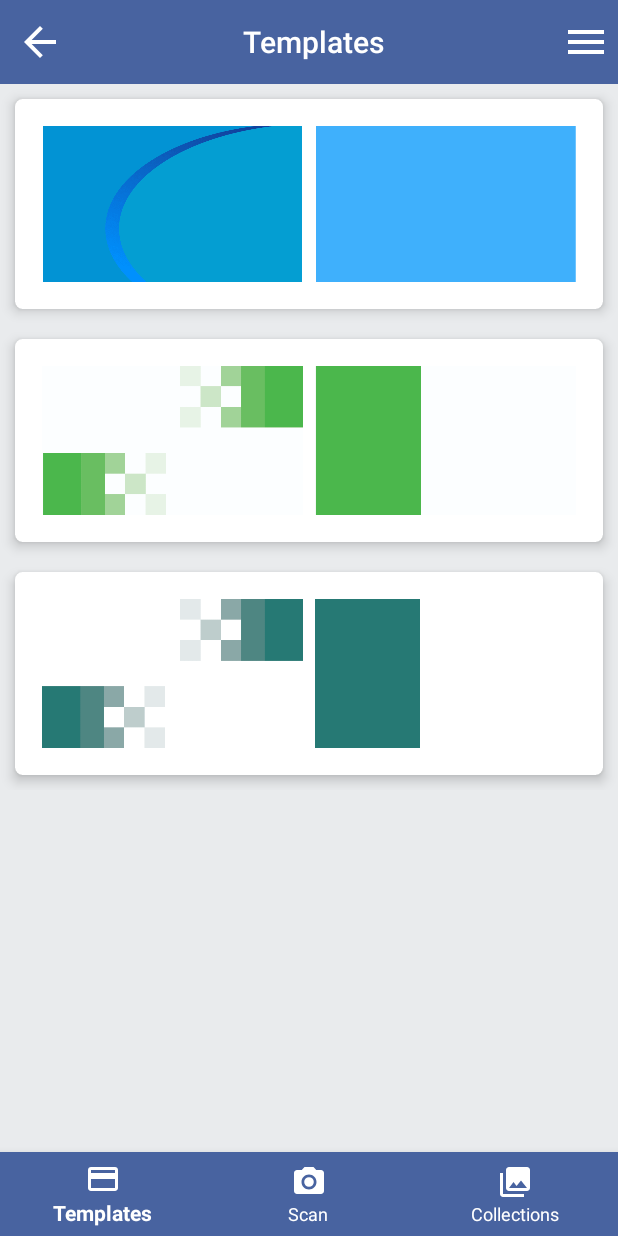
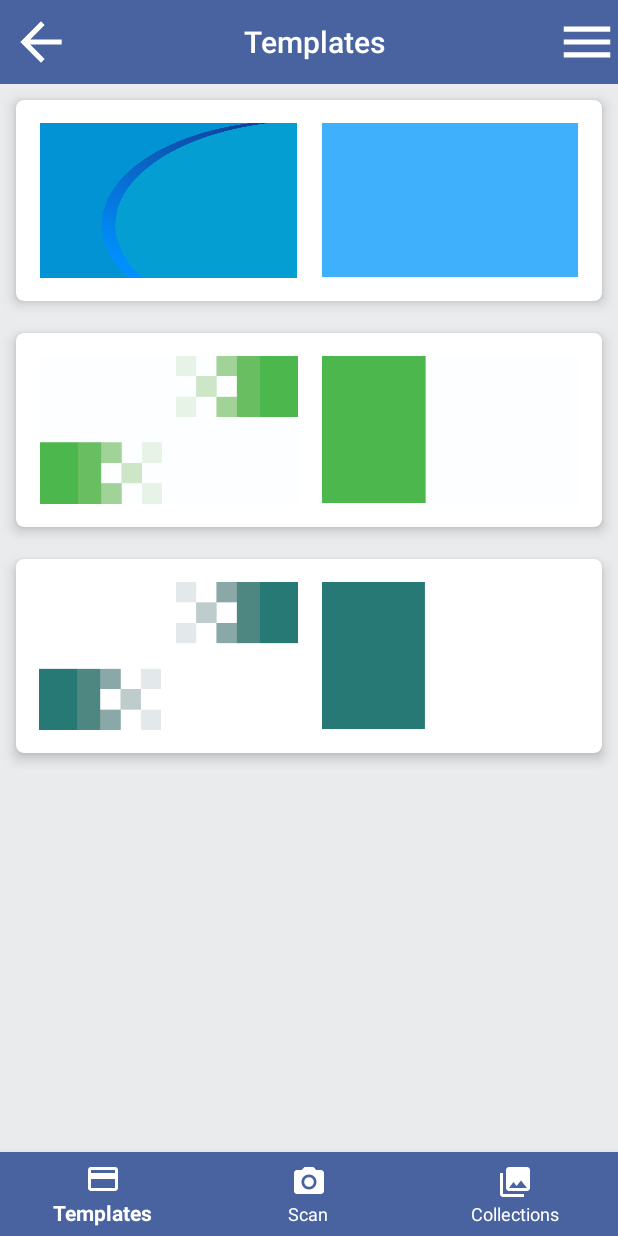
Before and after one commit to LowSpeeddevelopers/Easy_Business_Card_Final, an Android app: the MainActivity screen opened directly, with no data from a screen before it, on a phone screen of 412 x 824 dp. Run offline under Robolectric (Android 15) with nearby library versions, the phone set to English and light mode, and no system bars; our stand-ins replace sdp/ssp sizes.

Commit message:
Layout Fix

```diff
--- a/app/src/main/res/drawable/button_background_shape.xml
+++ b/app/src/main/res/drawable/button_background_shape.xml
@@ -1,6 +1,6 @@
 <?xml version="1.0" encoding="utf-8"?>
 <shape xmlns:android="http://schemas.android.com/apk/res/android">
-    <solid android:color="@color/color_notificationbar"/>
+    <solid android:color="#FFF"/>
 
     <padding android:left="1dp"
         android:top="1dp"
--- a/app/src/main/res/layout/actionbar.xml
+++ b/app/src/main/res/layout/actionbar.xml
@@ -12,15 +12,13 @@
 
     <LinearLayout
         android:layout_width="match_parent"
-        android:paddingStart="@dimen/_4sdp"
-        android:paddingEnd="@dimen/_4sdp"
         android:layout_height="match_parent"
         android:orientation="horizontal">
 
         <ImageView
-            android:layout_width="32dp"
+            android:layout_width="@dimen/_32sdp"
             android:layout_height="match_parent"
-            android:layout_marginStart="5dp"
+            android:layout_marginLeft="@dimen/_5sdp"
             android:src="@drawable/back"
             android:id="@+id/backbutton"/>
         <TextView
@@ -36,7 +34,7 @@
 
 
         <ImageView
-            android:layout_width="32dp"
+            android:layout_width="@dimen/_32sdp"
             android:layout_height="match_parent"
             android:src="@drawable/menu"
             android:id="@+id/navbutton"/>
--- a/app/src/main/res/layout/activity_main.xml
+++ b/app/src/main/res/layout/activity_main.xml
@@ -46,18 +46,19 @@
             android:orientation="vertical">
             <LinearLayout
                 android:layout_width="match_parent"
-                android:layout_height="240dp"
+                android:layout_height="@dimen/_205sdp"
                 android:gravity="center"
                 android:orientation="vertical"
                 android:background="@color/color_actionbar">
                 <ImageView
-                    android:layout_width="75dp"
-                     android:layout_height="75dp"
-                    android:src="@drawable/c"/>
+                    android:layout_width="@dimen/_75sdp"
+                     android:layout_height="@dimen/_70sdp"
+                    android:src="@drawable/ic_launcher_background"/>
                 <TextView
                     android:layout_width="match_parent"
                     android:layout_height="wrap_content"
                     android:text="Lee Ji-eun"
+                    android:textSize="@dimen/_12sdp"
                     android:textColor="#fff"
                     android:gravity="center"
                     android:textStyle="bold"/>
@@ -65,6 +66,7 @@
                     android:layout_width="match_parent"
                     android:layout_height="wrap_content"
                     android:textColor="#fff"
+                    android:textSize="@dimen/_12sdp"
                     android:text="LeeJieun@gmail.com"
                     android:gravity="center"/>
             </LinearLayout>
@@ -76,27 +78,27 @@
                 <androidx.cardview.widget.CardView
                     android:layout_width="match_parent"
                     android:layout_height="wrap_content"
-                    android:layout_margin="8dp"
-                    app:cardElevation="8dp"
-                    app:cardCornerRadius="5dp"
+                    android:layout_margin="@dimen/_6sdp"
+                    app:cardElevation="@dimen/_6sdp"
+                    app:cardCornerRadius="@dimen/_3sdp"
                     android:id="@+id/button_home">
                     <LinearLayout
                         android:layout_width="match_parent"
                         android:layout_height="wrap_content"
-                        android:padding="10dp"
+                        android:padding="@dimen/_9sdp"
                         android:orientation="horizontal">
                         <ImageView
-                            android:layout_width="20dp"
-                            android:layout_height="20dp"
+                            android:layout_width="@dimen/_17sdp"
+                            android:layout_height="@dimen/_17sdp"
                             android:src="@drawable/group_181"
                             android:layout_gravity="center" />
                         <TextView
                             android:layout_width="wrap_content"
                             android:layout_height="wrap_content"
-                            android:textSize="20sp"
                             android:textColor="#000"
                             android:layout_gravity="center"
-                            android:layout_marginLeft="10dp"
+                            android:layout_marginLeft="@dimen/_8sdp"
+                            android:textSize="@dimen/_16sdp"
                             android:text="Home"/>
                     </LinearLayout>
                 </androidx.cardview.widget.CardView>
@@ -104,108 +106,108 @@
                 <androidx.cardview.widget.CardView
                     android:layout_width="match_parent"
                     android:layout_height="wrap_content"
-                    android:layout_margin="8dp"
-                    app:cardElevation="8dp"
-                    app:cardCornerRadius="5dp"
+                    android:layout_margin="@dimen/_6sdp"
+                    app:cardElevation="@dimen/_6sdp"
+                    app:cardCornerRadius="@dimen/_3sdp"
                     android:id="@+id/button_setting">
                     <LinearLayout
                         android:layout_width="match_parent"
                         android:layout_height="wrap_content"
-                        android:padding="10dp"
+                        android:padding="@dimen/_9sdp"
                         android:orientation="horizontal">
                         <ImageView
-                            android:layout_width="20dp"
-                            android:layout_height="20dp"
+                            android:layout_width="@dimen/_17sdp"
+                            android:layout_height="@dimen/_17sdp"
                             android:src="@drawable/group_46"
                             android:layout_gravity="center" />
                         <TextView
                             android:layout_width="wrap_content"
                             android:layout_height="wrap_content"
-                            android:textSize="20sp"
                             android:textColor="#000"
                             android:layout_gravity="center"
-                            android:layout_marginLeft="10dp"
+                            android:layout_marginLeft="@dimen/_8sdp"
+                            android:textSize="@dimen/_16sdp"
                             android:text="Settings"/>
                     </LinearLayout>
                 </androidx.cardview.widget.CardView>
                 <androidx.cardview.widget.CardView
                     android:layout_width="match_parent"
                     android:layout_height="wrap_content"
-                    android:layout_margin="8dp"
-                    app:cardElevation="8dp"
-                    app:cardCornerRadius="5dp"
+                    android:layout_margin="@dimen/_6sdp"
+                    app:cardElevation="@dimen/_6sdp"
+                    app:cardCornerRadius="@dimen/_3sdp"
                     android:id="@+id/button_privacy">
                     <LinearLayout
                         android:layout_width="match_parent"
                         android:layout_height="wrap_content"
-                        android:padding="10dp"
+                        android:padding="@dimen/_9sdp"
                         android:orientation="horizontal">
                         <ImageView
-                            android:layout_width="20dp"
-                            android:layout_height="20dp"
+                            android:layout_width="@dimen/_17sdp"
+                            android:layout_height="@dimen/_17sdp"
                             android:src="@drawable/group_200"
                             android:layout_gravity="center" />
                         <TextView
                             android:layout_width="wrap_content"
                             android:layout_height="wrap_content"
-                            android:textSize="20sp"
                             android:textColor="#000"
                             android:layout_gravity="center"
-                            android:layout_marginLeft="10dp"
+                            android:layout_marginLeft="@dimen/_8sdp"
+                            android:textSize="@dimen/_16sdp"
                             android:text="Privacy Policy"/>
                     </LinearLayout>
                 </androidx.cardview.widget.CardView>
                 <androidx.cardview.widget.CardView
                     android:layout_width="match_parent"
                     android:layout_height="wrap_content"
-                    android:layout_margin="8dp"
-                    app:cardElevation="8dp"
-                    app:cardCornerRadius="5dp"
+                    android:layout_margin="@dimen/_6sdp"
+                    app:cardElevation="@dimen/_6sdp"
+                    app:cardCornerRadius="@dimen/_3sdp"
                     android:id="@+id/button_help">
                     <LinearLayout
                         android:layout_width="match_parent"
                         android:layout_height="wrap_content"
-                        android:padding="10dp"
+                        android:padding="@dimen/_9sdp"
                         android:orientation="horizontal">
                         <ImageView
-                            android:layout_width="20dp"
-                            android:layout_height="20dp"
+                            android:layout_width="@dimen/_17sdp"
+                            android:layout_height="@dimen/_17sdp"
                             android:src="@drawable/group_190"
                             android:layout_gravity="center" />
                         <TextView
                             android:layout_width="wrap_content"
                             android:layout_height="wrap_content"
-                            android:textSize="20sp"
                             android:textColor="#000"
                             android:layout_gravity="center"
-                            android:layout_marginLeft="10dp"
+                            android:layout_marginLeft="@dimen/_8sdp"
+                            android:textSize="@dimen/_16sdp"
                             android:text="Help and Support"/>
                     </LinearLayout>
                 </androidx.cardview.widget.CardView>
                 <androidx.cardview.widget.CardView
                     android:layout_width="match_parent"
                     android:layout_height="wrap_content"
-                    android:layout_margin="8dp"
-                    app:cardElevation="8dp"
-                    app:cardCornerRadius="5dp"
+                    android:layout_margin="@dimen/_6sdp"
+                    app:cardElevation="@dimen/_6sdp"
+                    app:cardCornerRadius="@dimen/_3sdp"
                     android:id="@+id/button_about_us">
                     <LinearLayout
                         android:layout_width="match_parent"
                         android:layout_height="wrap_content"
-                        android:padding="10dp"
+                        android:padding="@dimen/_9sdp"
                         android:orientation="horizontal">
                         <ImageView
-                            android:layout_width="20dp"
-                            android:layout_height="20dp"
+                            android:layout_width="@dimen/_17sdp"
+                            android:layout_height="@dimen/_17sdp"
                             android:src="@drawable/group_183"
                             android:layout_gravity="center" />
                         <TextView
                             android:layout_width="wrap_content"
                             android:layout_height="wrap_content"
-                            android:textSize="20sp"
                             android:textColor="#000"
                             android:layout_gravity="center"
-                            android:layout_marginLeft="10dp"
+                            android:layout_marginLeft="@dimen/_8sdp"
+                            android:textSize="@dimen/_16sdp"
                             android:text="About Us"/>
                     </LinearLayout>
                 </androidx.cardview.widget.CardView>
--- a/app/src/main/res/layout/activity_view.xml
+++ b/app/src/main/res/layout/activity_view.xml
@@ -26,7 +26,7 @@
                 android:layout_width="match_parent"
                 android:layout_height="wrap_content"
                 android:orientation="horizontal"
-                android:layout_margin="10dp">
+                android:layout_margin="@dimen/_8sdp">
 
                 <Button
                     android:id="@+id/btnSave"
--- a/app/src/main/res/layout/fragment_templates.xml
+++ b/app/src/main/res/layout/fragment_templates.xml
@@ -18,15 +18,14 @@
             <androidx.cardview.widget.CardView
                 android:layout_width="match_parent"
                 android:layout_height="match_parent"
-                android:layout_margin="10dp"
-                card_view:cardCornerRadius="5dp"
-                card_view:contentPadding="10dp"
-                card_view:cardElevation="5dp"
+                android:layout_margin="@dimen/_8sdp"
+                card_view:cardCornerRadius="@dimen/_4sdp"
+                card_view:cardElevation="@dimen/_4sdp"
                 card_view:cardBackgroundColor="#fff">
                 <LinearLayout
                     android:layout_width="wrap_content"
                     android:layout_height="wrap_content"
-                    android:padding="8dp"
+                    android:padding="@dimen/_12sdp"
                     android:orientation="horizontal"
                     android:id="@+id/temp1">
                     <ImageView
@@ -34,34 +33,30 @@
                         android:layout_height="wrap_content"
                         android:src="@drawable/temp1_front"
                         android:adjustViewBounds="true"
-                        android:layout_weight="1"
-                        />
+                        android:layout_weight="1" />
                     <View
-                        android:layout_width="8dp"
-                        android:layout_height="0dp"
-                        />
+                        android:layout_width="@dimen/_12sdp"
+                        android:layout_height="0dp" />
                     <ImageView
                         android:layout_width="0dp"
                         android:layout_height="wrap_content"
                         android:layout_weight="1"
                         android:adjustViewBounds="true"
-                        android:src="@drawable/temp1_back"
-                        />
+                        android:src="@drawable/temp1_back" />
                 </LinearLayout>
 
             </androidx.cardview.widget.CardView>
             <androidx.cardview.widget.CardView
                 android:layout_width="match_parent"
                 android:layout_height="match_parent"
-                android:layout_margin="10dp"
-                card_view:cardCornerRadius="5dp"
-                card_view:contentPadding="10dp"
-                card_view:cardElevation="5dp"
+                android:layout_margin="@dimen/_8sdp"
+                card_view:cardCornerRadius="@dimen/_4sdp"
+                card_view:cardElevation="@dimen/_4sdp"
                 card_view:cardBackgroundColor="#fff">
                 <LinearLayout
                     android:layout_width="wrap_content"
                     android:layout_height="wrap_content"
-                    android:padding="8dp"
+                    android:padding="@dimen/_12sdp"
                     android:orientation="horizontal"
                     android:id="@+id/temp2">
                     <ImageView
@@ -69,12 +64,10 @@
                         android:layout_height="wrap_content"
                         android:src="@drawable/temp2_front"
                         android:adjustViewBounds="true"
-                        android:layout_weight="1"
-                        />
+                        android:layout_weight="1" />
                     <View
-                        android:layout_width="8dp"
-                        android:layout_height="0dp"
-                        />
+                        android:layout_width="@dimen/_12sdp"
+                        android:layout_height="0dp" />
                     <ImageView
                         android:layout_width="0dp"
                         android:layout_height="wrap_content"
@@ -89,15 +82,14 @@
             <androidx.cardview.widget.CardView
                 android:layout_width="match_parent"
                 android:layout_height="match_parent"
-                android:layout_margin="10dp"
-                card_view:cardCornerRadius="5dp"
-                card_view:contentPadding="10dp"
-                card_view:cardElevation="5dp"
+                android:layout_margin="@dimen/_8sdp"
+                card_view:cardCornerRadius="@dimen/_4sdp"
+                card_view:cardElevation="@dimen/_4sdp"
                 card_view:cardBackgroundColor="#fff">
                 <LinearLayout
                     android:layout_width="wrap_content"
                     android:layout_height="wrap_content"
-                    android:padding="8dp"
+                    android:padding="@dimen/_12sdp"
                     android:orientation="horizontal"
                     android:id="@+id/temp3">
                     <ImageView
@@ -108,7 +100,7 @@
                         android:layout_weight="1"
                         />
                     <View
-                        android:layout_width="8dp"
+                        android:layout_width="@dimen/_12sdp"
                         android:layout_height="0dp"
                         />
                     <ImageView
@@ -119,16 +111,7 @@
                         android:src="@drawable/temp3_back"
                         />
                 </LinearLayout>
-
-
             </androidx.cardview.widget.CardView>
-
-
-
-
         </LinearLayout>
-
-
     </ScrollView>
-
 </LinearLayout>
--- /dev/null
+++ b/app/src/main/res/layout/help_support.xml
@@ -0,0 +1,6 @@
+<?xml version="1.0" encoding="utf-8"?>
+<androidx.constraintlayout.widget.ConstraintLayout
+    xmlns:android="http://schemas.android.com/apk/res/android" android:layout_width="match_parent"
+    android:layout_height="match_parent">
+
+</androidx.constraintlayout.widget.ConstraintLayout>
```
Also changed, not shown: app/src/main/res/drawable/round_editext.xml (added, +13 -0 lines), app/src/main/res/layout/activity_infromation.xml (+52 -54 lines), app/src/main/res/layout/fragment_collectons.xml (+6 -4 lines), app/src/main/res/layout/saved_card_item.xml (+4 -10 lines), app/src/main/res/layout/share_dialoguebox.xml (+20 -26 lines), app/src/main/java/com/nexttech/easybusinesscard/Activity/MainActivity.java (line endings or trailing spaces).
